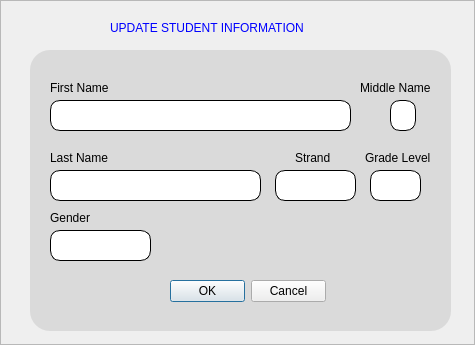
First picture: the form in ui/updateStudent.ui, repository HimoJCode/Automated-Attendance-Tracking, before the edit.
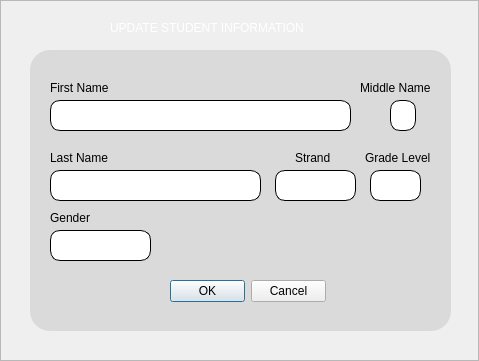
Second picture: the form after the edit. Icons and pictures are not drawn.

Patch:
```diff
--- a/ui/updateStudent.ui
+++ b/ui/updateStudent.ui
@@ -6,8 +6,8 @@
    <rect>
     <x>0</x>
     <y>0</y>
-    <width>475</width>
-    <height>345</height>
+    <width>479</width>
+    <height>361</height>
    </rect>
   </property>
   <property name="windowTitle">
@@ -53,7 +53,7 @@
       </property>
       <property name="styleSheet">
        <string notr="true">font: 87 12pt &quot;Segoe UI Black&quot;;
-color: blue;</string>
+color: #ffffff;</string>
       </property>
       <property name="text">
        <string>UPDATE STUDENT INFORMATION</string>
```
Left out of the diff: 2 changed lines with no effect on the pictures.
